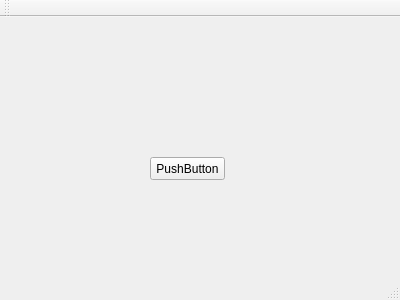
This is mainwindow.ui in Freitag-fri/RobotVision as Qt 5 draws it before an edit. The edited form follows.
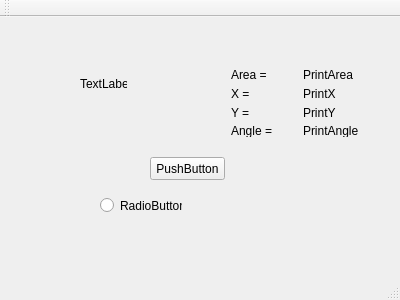
This is the edited form.

```diff
--- a/mainwindow.ui
+++ b/mainwindow.ui
@@ -27,6 +27,100 @@
      <string>PushButton</string>
     </property>
    </widget>
+   <widget class="QWidget" name="gridLayoutWidget">
+    <property name="geometry">
+     <rect>
+      <x>220</x>
+      <y>40</y>
+      <width>160</width>
+      <height>91</height>
+     </rect>
+    </property>
+    <layout class="QGridLayout" name="gridLayout">
+     <item row="2" column="0">
+      <widget class="QLabel" name="TextY">
+       <property name="text">
+        <string>Y = </string>
+       </property>
+      </widget>
+     </item>
+     <item row="1" column="1">
+      <widget class="QLabel" name="PrintX">
+       <property name="text">
+        <string>PrintX</string>
+       </property>
+      </widget>
+     </item>
+     <item row="2" column="1">
+      <widget class="QLabel" name="PrintY">
+       <property name="text">
+        <string>PrintY</string>
+       </property>
+      </widget>
+     </item>
+     <item row="0" column="1">
+      <widget class="QLabel" name="PrintArea">
+       <property name="text">
+        <string>PrintArea</string>
+       </property>
+      </widget>
+     </item>
+     <item row="3" column="1">
+      <widget class="QLabel" name="PrintAngle">
+       <property name="text">
+        <string>PrintAngle</string>
+       </property>
+      </widget>
+     </item>
+     <item row="1" column="0">
+      <widget class="QLabel" name="TextX">
+       <property name="text">
+        <string>X = </string>
+       </property>
+      </widget>
+     </item>
+     <item row="3" column="0">
+      <widget class="QLabel" name="TextAngle">
+       <property name="text">
+        <string>Angle = </string>
+       </property>
+      </widget>
+     </item>
+     <item row="0" column="0">
+      <widget class="QLabel" name="TextArea">
+       <property name="text">
+        <string>Area = </string>
+       </property>
+      </widget>
+     </item>
+    </layout>
+   </widget>
+   <widget class="QLabel" name="size">
+    <property name="geometry">
+     <rect>
+      <x>80</x>
+      <y>60</y>
+      <width>47</width>
+      <height>13</height>
+     </rect>
+    </property>
+    <property name="text">
+     <string>TextLabel</string>
+    </property>
+   </widget>
+   <widget class="QRadioButton" name="startWork">
+    <property name="geometry">
+     <rect>
+      <x>100</x>
+      <y>180</y>
+      <width>82</width>
+      <height>17</height>
+     </rect>
+    </property>
+    <property name="text">
+     <string>RadioButton</string>
+    </property>
+   </widget>
   </widget>
   <widget class="QMenuBar" name="menuBar">
    <property name="geometry">
```
